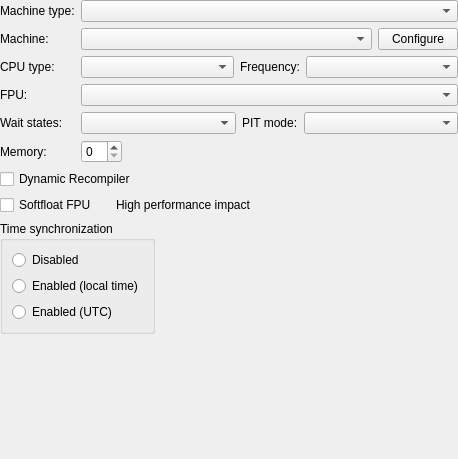
This is src/qt/qt_settingsmachine.ui in 86Box/86Box as Qt 5 draws it before an edit. The edited form follows.
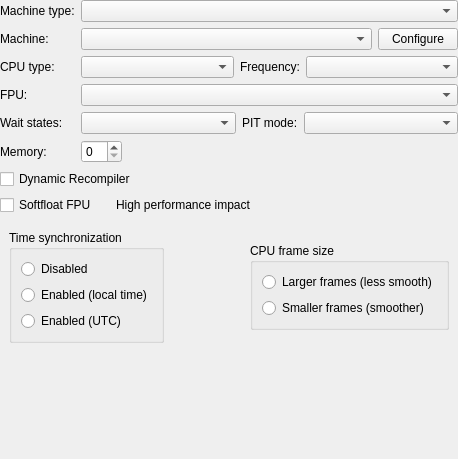
This is the edited form.

Commit message: Add CPU frame size option

The edit to the form file:
```diff
--- a/src/qt/qt_settingsmachine.ui
+++ b/src/qt/qt_settingsmachine.ui
@@ -335,6 +335,9 @@
    </item>
 
    <item>
+    <widget class="QFrame" name="horizontalFrame">
+     <layout class="QGridLayout" name="gridLayout_3">
+      <item row="0" column="0">
     <widget class="QGroupBox" name="groupBox">
      <property name="sizePolicy">
       <sizepolicy hsizetype="Maximum" vsizetype="Preferred">
@@ -345,28 +348,89 @@
      <property name="title">
       <string>Time synchronization</string>
      </property>
-     <layout class="QVBoxLayout" name="verticalLayout_2">
-      <item>
+        <layout class="QGridLayout" name="gridLayout_2">
+         <item row="0" column="0">
        <widget class="QRadioButton" name="radioButtonDisabled">
         <property name="text">
          <string>Disabled</string>
         </property>
        </widget>
       </item>
-      <item>
-       <widget class="QRadioButton" name="radioButtonLocalTime">
-        <property name="text">
-         <string>Enabled (local time)</string>
-        </property>
-       </widget>
-      </item>
-      <item>
+         <item row="2" column="0">
        <widget class="QRadioButton" name="radioButtonUTC">
         <property name="text">
          <string>Enabled (UTC)</string>
         </property>
        </widget>
       </item>
+         <item row="1" column="0">
+          <widget class="QRadioButton" name="radioButtonLocalTime">
+           <property name="text">
+            <string>Enabled (local time)</string>
+           </property>
+          </widget>
+         </item>
+        </layout>
+       </widget>
+      </item>
+      <item row="0" column="1">
+       <spacer name="horizontalSpacer">
+        <property name="orientation">
+         <enum>Qt::Orientation::Horizontal</enum>
+        </property>
+        <property name="sizeHint" stdset="0">
+         <size>
+          <width>40</width>
+          <height>20</height>
+         </size>
+        </property>
+       </spacer>
+      </item>
+      <item row="0" column="2">
+       <widget class="QGroupBox" name="groupBox_2">
+        <property name="sizePolicy">
+         <sizepolicy hsizetype="Maximum" vsizetype="Maximum">
+          <horstretch>0</horstretch>
+          <verstretch>0</verstretch>
+         </sizepolicy>
+        </property>
+        <property name="title">
+         <string>CPU frame size</string>
+        </property>
+        <property name="alignment">
+         <set>Qt::AlignmentFlag::AlignLeading|Qt::AlignmentFlag::AlignLeft|Qt::AlignmentFlag::AlignTop</set>
+        </property>
+        <layout class="QVBoxLayout" name="verticalLayout">
+         <item>
+          <widget class="QRadioButton" name="radioButtonLargerFrames">
+           <property name="text">
+            <string>Larger frames (less smooth)</string>
+           </property>
+          </widget>
+         </item>
+         <item>
+          <widget class="QRadioButton" name="radioButtonSmallerFrames">
+           <property name="text">
+            <string>Smaller frames (smoother)</string>
+           </property>
+          </widget>
+         </item>
+        </layout>
+       </widget>
+      </item>
+      <item row="1" column="0" colspan="3">
+       <spacer name="verticalSpacer_2">
+        <property name="orientation">
+         <enum>Qt::Orientation::Vertical</enum>
+        </property>
+        <property name="sizeHint" stdset="0">
+         <size>
+          <width>20</width>
+          <height>40</height>
+         </size>
+        </property>
+       </spacer>
+      </item>
      </layout>
     </widget>
    </item>
```
Left out of the diff: 26 changed lines with no effect on the pictures. Lines whose indentation alone changed are shown as unchanged. The commit also changes 2 other files.
